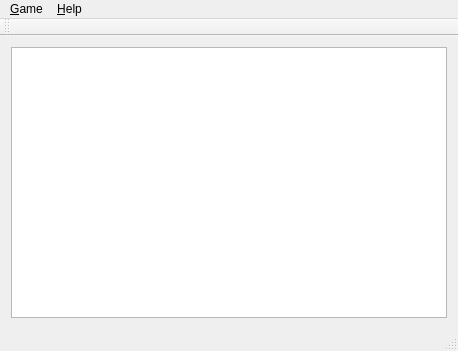
Before: the Qt Designer form mainwindow.ui in bparmentier/bonne-nuit, drawn with Qt 5.
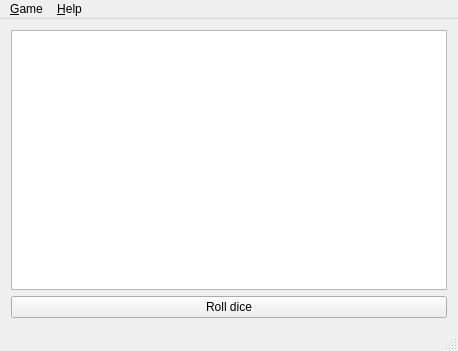
After: the same form once the commit is applied.

Commit message: Add button to roll dice

Diff of the .ui file:
```diff
--- a/mainwindow.ui
+++ b/mainwindow.ui
@@ -22,6 +22,13 @@
       </property>
      </widget>
     </item>
+    <item>
+     <widget class="QPushButton" name="rollDiceButton">
+      <property name="text">
+       <string>Roll dice</string>
+      </property>
+     </widget>
+    </item>
    </layout>
   </widget>
   <widget class="QMenuBar" name="menuBar">
@@ -51,14 +58,6 @@
    <addaction name="menu_Game"/>
    <addaction name="menu_Help"/>
   </widget>
-  <widget class="QToolBar" name="mainToolBar">
-   <attribute name="toolBarArea">
-    <enum>TopToolBarArea</enum>
-   </attribute>
-   <attribute name="toolBarBreak">
-    <bool>false</bool>
-   </attribute>
-  </widget>
   <widget class="QStatusBar" name="statusBar"/>
   <action name="action_New">
    <property name="text">
```
The commit also changes 4 other files.
